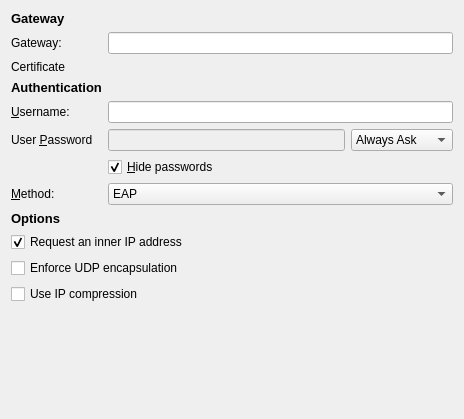
This is vpnplugins/strongswan/strongswanprop.ui in KDE/networkmanagement as Qt 5 draws it before an edit. The edited form follows.
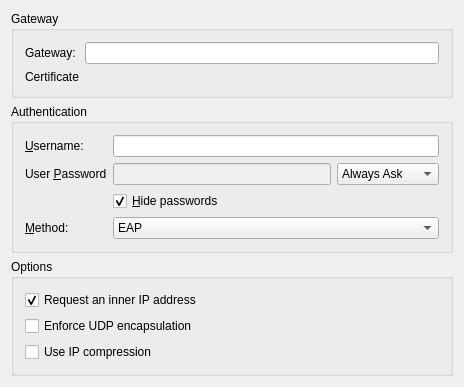
This is the edited form. Custom widgets are drawn as their Qt base class.

Commit message: let's use QGroupBox consistently across our UI for options grouping This also replaces all those insertIfTrue(... in pppdbus, because sometimes the NM default is true, so a missing value is interpreted als true, even if we intend to set it to false

What changed in the file:
```diff
--- a/vpnplugins/strongswan/strongswanprop.ui
+++ b/vpnplugins/strongswan/strongswanprop.ui
@@ -7,7 +7,7 @@
     <x>0</x>
     <y>0</y>
     <width>464</width>
-    <height>419</height>
+    <height>373</height>
    </rect>
   </property>
   <property name="windowTitle">
@@ -15,19 +15,12 @@
   </property>
   <layout class="QVBoxLayout" name="verticalLayout">
    <item>
-    <layout class="QGridLayout" name="gridLayout">
-     <item row="0" column="0">
-      <widget class="QLabel" name="label">
-       <property name="text">
-        <string>&lt;!DOCTYPE HTML PUBLIC &quot;-//W3C//DTD HTML 4.0//EN&quot; &quot;http://www.w3.org/TR/REC-html40/strict.dtd&quot;&gt;
-&lt;html&gt;&lt;head&gt;&lt;meta name=&quot;qrichtext&quot; content=&quot;1&quot; /&gt;&lt;style type=&quot;text/css&quot;&gt;
-p, li { white-space: pre-wrap; }
-&lt;/style&gt;&lt;/head&gt;&lt;body style=&quot; font-family:'DejaVu Sans'; font-size:8pt; font-weight:400; font-style:normal;&quot;&gt;
-&lt;p style=&quot; margin-top:0px; margin-bottom:0px; margin-left:0px; margin-right:0px; -qt-block-indent:0; text-indent:0px;&quot;&gt;&lt;span style=&quot; font-size:10pt; font-weight:600;&quot;&gt;Gateway&lt;/span&gt;&lt;/p&gt;&lt;/body&gt;&lt;/html&gt;</string>
-       </property>
-      </widget>
-     </item>
-     <item row="1" column="0">
+    <widget class="QGroupBox" name="groupBox">
+     <property name="title">
+      <string>Gateway</string>
+     </property>
+     <layout class="QFormLayout" name="formLayout">
+      <item row="0" column="0">
       <widget class="QLabel" name="textLabel3">
        <property name="text">
         <string>Gateway:</string>
@@ -40,34 +33,36 @@
        </property>
       </widget>
      </item>
-     <item row="1" column="1">
+      <item row="0" column="1">
       <widget class="KLineEdit" name="leGateway"/>
      </item>
-     <item row="2" column="0">
+      <item row="1" column="0">
       <widget class="QLabel" name="label_3">
        <property name="text">
         <string>Certificate</string>
        </property>
       </widget>
      </item>
-     <item row="2" column="1">
-      <widget class="KUrlComboRequester" name="leCertificate"/>
-     </item>
-     <item row="3" column="0">
-      <widget class="QLabel" name="label_4">
-       <property name="text">
-        <string>&lt;!DOCTYPE HTML PUBLIC &quot;-//W3C//DTD HTML 4.0//EN&quot; &quot;http://www.w3.org/TR/REC-html40/strict.dtd&quot;&gt;
-&lt;html&gt;&lt;head&gt;&lt;meta name=&quot;qrichtext&quot; content=&quot;1&quot; /&gt;&lt;style type=&quot;text/css&quot;&gt;
-p, li { white-space: pre-wrap; }
-&lt;/style&gt;&lt;/head&gt;&lt;body style=&quot; font-family:'DejaVu Sans'; font-size:8pt; font-weight:400; font-style:normal;&quot;&gt;
-&lt;p style=&quot; margin-top:0px; margin-bottom:0px; margin-left:0px; margin-right:0px; -qt-block-indent:0; text-indent:0px;&quot;&gt;&lt;span style=&quot; font-size:10pt; font-weight:600;&quot;&gt;Authentication&lt;/span&gt;&lt;/p&gt;&lt;/body&gt;&lt;/html&gt;</string>
-       </property>
-       <property name="textFormat">
-        <enum>Qt::RichText</enum>
-       </property>
-      </widget>
-     </item>
-     <item row="4" column="0">
+      <item row="1" column="1">
+       <widget class="KUrlComboRequester" name="leCertificate">
+        <property name="sizePolicy">
+         <sizepolicy hsizetype="Expanding" vsizetype="Fixed">
+          <horstretch>0</horstretch>
+          <verstretch>0</verstretch>
+         </sizepolicy>
+        </property>
+       </widget>
+      </item>
+     </layout>
+    </widget>
+   </item>
+   <item>
+    <widget class="QGroupBox" name="groupBox_2">
+     <property name="title">
+      <string>Authentication</string>
+     </property>
+     <layout class="QFormLayout" name="formLayout_2">
+      <item row="0" column="0">
       <widget class="QLabel" name="label_5">
        <property name="text">
         <string>&amp;Username:</string>
@@ -77,10 +72,10 @@
        </property>
       </widget>
      </item>
-     <item row="4" column="1">
+      <item row="0" column="1">
       <widget class="KLineEdit" name="leUserName"/>
      </item>
-     <item row="5" column="0">
+      <item row="1" column="0">
       <widget class="QLabel" name="label_2">
        <property name="text">
         <string>User &amp;Password</string>
@@ -90,7 +85,7 @@
        </property>
       </widget>
      </item>
-     <item row="5" column="1">
+      <item row="1" column="1">
       <layout class="QHBoxLayout" name="horizontalLayout">
        <item>
         <widget class="KLineEdit" name="leUserPassword">
@@ -123,7 +118,7 @@
        </item>
       </layout>
      </item>
-     <item row="6" column="1">
+      <item row="2" column="1">
       <widget class="QCheckBox" name="cbShowPasswords">
        <property name="text">
         <string>&amp;Hide passwords</string>
@@ -133,7 +128,7 @@
        </property>
       </widget>
      </item>
-     <item row="7" column="0">
+      <item row="3" column="0">
       <widget class="QLabel" name="label_6">
        <property name="text">
         <string>&amp;Method:</string>
@@ -143,7 +138,7 @@
        </property>
       </widget>
      </item>
-     <item row="7" column="1">
+      <item row="3" column="1">
       <widget class="QComboBox" name="leMethod">
        <property name="editable">
         <bool>false</bool>
@@ -156,23 +151,14 @@
       </widget>
      </item>
     </layout>
-   </item>
-   <item>
-    <layout class="QVBoxLayout" name="verticalLayout_4">
-     <property name="bottomMargin">
-      <number>5</number>
-     </property>
-     <item>
-      <widget class="QLabel" name="label_7">
-       <property name="text">
-        <string>&lt;!DOCTYPE HTML PUBLIC &quot;-//W3C//DTD HTML 4.0//EN&quot; &quot;http://www.w3.org/TR/REC-html40/strict.dtd&quot;&gt;
-&lt;html&gt;&lt;head&gt;&lt;meta name=&quot;qrichtext&quot; content=&quot;1&quot; /&gt;&lt;style type=&quot;text/css&quot;&gt;
-p, li { white-space: pre-wrap; }
-&lt;/style&gt;&lt;/head&gt;&lt;body style=&quot; font-family:'DejaVu Sans'; font-size:8pt; font-weight:400; font-style:normal;&quot;&gt;
-&lt;p style=&quot; margin-top:0px; margin-bottom:0px; margin-left:0px; margin-right:0px; -qt-block-indent:0; text-indent:0px;&quot;&gt;&lt;span style=&quot; font-size:10pt; font-weight:600;&quot;&gt;Options&lt;/span&gt;&lt;/p&gt;&lt;/body&gt;&lt;/html&gt;</string>
-       </property>
-      </widget>
-     </item>
+    </widget>
+   </item>
+   <item>
+    <widget class="QGroupBox" name="groupBox_3">
+     <property name="title">
+      <string>Options</string>
+     </property>
+     <layout class="QVBoxLayout" name="verticalLayout_2">
      <item>
       <widget class="QCheckBox" name="innerIP">
        <property name="autoFillBackground">
@@ -204,6 +190,7 @@
       </widget>
      </item>
     </layout>
+    </widget>
    </item>
    <item>
     <spacer name="verticalSpacer">
```
Lines whose indentation alone changed are shown as unchanged. The commit also changes 4 other files.
